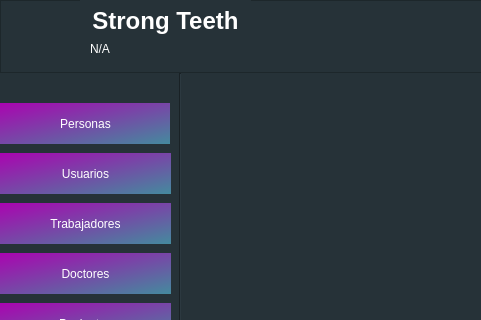
Above: ui/app.ui from hm2206/strong_teeth before the change; both pictures show x 0 to 481 and y 0 to 320 of the 951 by 730 pixel window. Below: the same form after it.
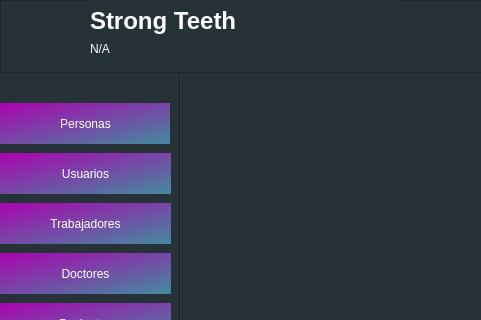
That is the form after the change. Icons and pictures are not drawn.

```diff
--- a/ui/app.ui
+++ b/ui/app.ui
@@ -122,9 +122,9 @@
          <widget class="QLabel" name="label">
           <property name="geometry">
            <rect>
-            <x>80</x>
+            <x>90</x>
             <y>0</y>
-            <width>171</width>
+            <width>311</width>
             <height>41</height>
            </rect>
           </property>
@@ -133,6 +133,7 @@
             <pointsize>18</pointsize>
             <weight>75</weight>
             <bold>true</bold>
+            <kerning>true</kerning>
            </font>
           </property>
           <property name="layoutDirection">
@@ -154,7 +155,7 @@
            <bool>false</bool>
           </property>
           <property name="alignment">
-           <set>Qt::AlignCenter</set>
+           <set>Qt::AlignLeading|Qt::AlignLeft|Qt::AlignVCenter</set>
           </property>
          </widget>
          <widget class="QLabel" name="label_2">
```
